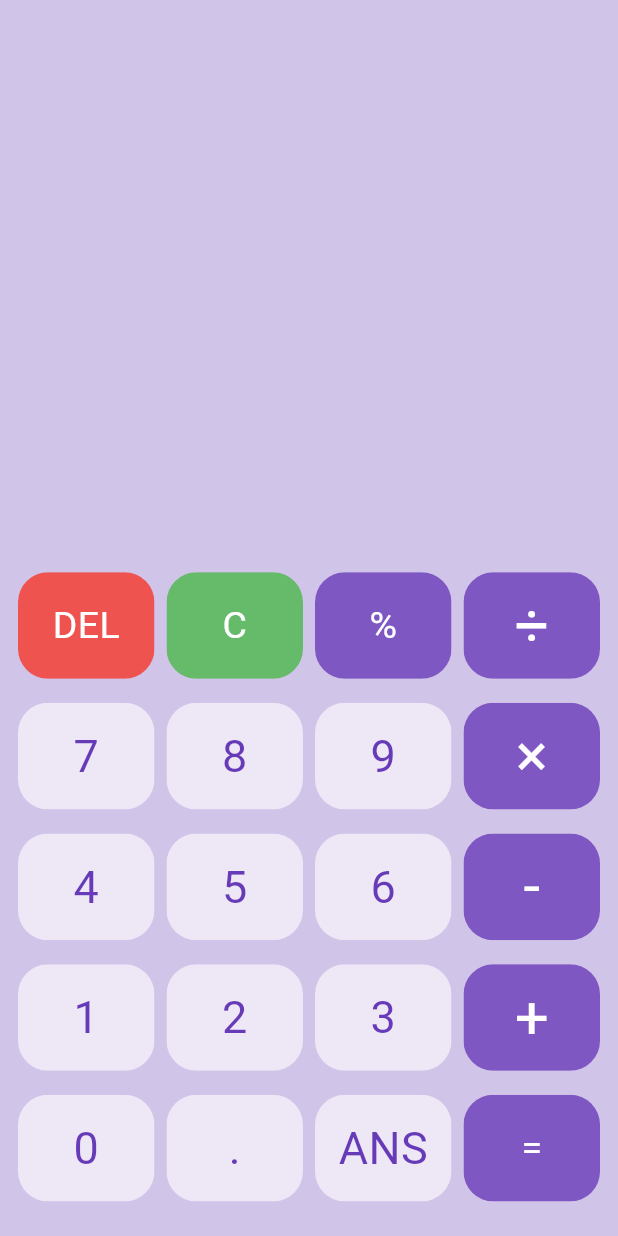
After one commit to heliomarpm/flutter-learn_collection, a Flutter app: the FlatCalculatorPage screen opened directly, on a phone screen of 412 x 824 dp. The commit adds this screen. Run offline on Flutter 3.47's test engine with Material 3 defaults, Android fonts, the phone set to English and light mode, and no system bars; our stand-ins replace animate_do, google_fonts.

Commit message:
feat: flat calculator

```diff
--- /dev/null
+++ b/lib/flatcalculator/flat_calculator.dart
@@ -0,0 +1,469 @@
+import 'package:flutter/material.dart';
+
+class FlatCalculatorPage extends StatefulWidget {
+  const FlatCalculatorPage({super.key});
+
+  @override
+  State<FlatCalculatorPage> createState() => _FlatCalculatorPageState();
+}
+
+class _FlatCalculatorPageState extends State<FlatCalculatorPage> {
+  static var userQuestion = '';
+  double answer = 0; //used to compute
+  var displayAnswer = ''; //display final answer
+  var colourTheme = Colors.deepPurple;
+  static List<String> finalElements = List.empty();
+  static var editQuestion = '';
+
+  void _buttonEqual() {
+    answer = 0;
+
+    editQuestion = userQuestion;
+
+    for (var i = 0; i < editQuestion.length - 2; i++) {
+      //check for Double Negation
+      if (editQuestion[i] == '-' && editQuestion[i + 1] == '-') {
+        // 1--2 -> 1+2
+        editQuestion = editQuestion.substring(0, i) +
+            '+' +
+            editQuestion.substring(i + 2, editQuestion.length);
+      }
+    }
+
+    for (var i = 1; i < editQuestion.length; i++) {
+      //check for double plus
+      if (editQuestion[i] == '+' && editQuestion[i - 1] == '+') {
+        // 1+++2 -> 1+0+0+0+2
+        editQuestion = editQuestion.substring(0, i) +
+            '0' +
+            editQuestion.substring(i, editQuestion.length);
+      }
+    }
+
+    // +9 becomes 0+9
+    if (editQuestion[0] == '+') {
+      editQuestion = '0' + editQuestion;
+    }
+
+    //if the question starts with a number, add +0, this just helps with the addition functions
+    if (startsWithNumber(editQuestion)) {
+      editQuestion = '0+' + editQuestion;
+    }
+
+    //check if there's a '-' sign, execute subtraction
+    for (var i = 0; i < editQuestion.length; i++) {
+      if (editQuestion[i] == '-') {
+        setState(() {
+          _operateSubtraction();
+        });
+        break;
+      }
+    }
+
+    //break up numbers separated by +
+    finalElements = editQuestion.split("+");
+
+    //this helps with multiplicativeOperation that uses split(x), there needs to be an x
+    for (var i = 0; i < finalElements.length; i++) {
+      if (finalElements[i].contains('/')) {
+        finalElements[i] = "1×" + finalElements[i];
+      }
+    }
+
+    //if theres a x symbol, execute multiplication
+    for (var i = 0; i < finalElements.length; i++) {
+      if (finalElements[i].contains('×')) {
+        setState(() {
+          _operateMultiplication();
+        });
+        break;
+      }
+    }
+
+    //if there exists a '+' sign, execute addition
+    for (var i = 0; i < editQuestion.length; i++) {
+      if (editQuestion[i] == '+') {
+        setState(() {
+          _operateAddition();
+        });
+        break;
+      }
+    }
+
+    displayAnswer = answer.toString();
+
+    if (displayAnswer.endsWith('.0')) {
+      displayAnswer = displayAnswer.substring(0, displayAnswer.length - 2);
+    }
+  }
+
+  void _operateAddition() {
+    try {
+      for (var i = 0; i < finalElements.length; i++) {
+        answer = answer + double.parse(finalElements[i]);
+      }
+    } catch (e) {
+      _displayError();
+    }
+  }
+
+  //place a plus symbol infront of negative sign only if it doesn't have a sign before it
+  void _operateSubtraction() {
+    for (var i = 1; i < editQuestion.length; i++) {
+      if (editQuestion[i] == '-' && !isOperator(editQuestion[i - 1])) {
+        editQuestion = editQuestion.substring(0, i) +
+            '+' +
+            editQuestion.substring(i, editQuestion.length);
+        i = i + 2;
+      }
+    }
+  }
+
+  static String _operateDivision(String abc) {
+    double dividedResult;
+
+    List<String> divisiveElements = abc.split("/");
+    dividedResult =
+        double.parse(divisiveElements[0]) / double.parse(divisiveElements[1]);
+
+    if (divisiveElements.length > 2) {
+      for (var k = 2; k < divisiveElements.length; k++) {
+        dividedResult = dividedResult / double.parse(divisiveElements[k]);
+      }
+    }
+
+    return dividedResult.toString();
+  }
+
+  void _operateMultiplication() {
+    double multipliedResult;
+
+    for (var i = 0; i < finalElements.length; i++) {
+      if (finalElements[i].contains("×")) {
+        List<String> multiplicativeElements = finalElements[i].split("×");
+
+        //compute division first, then multiplication
+        for (var k = 0; k < multiplicativeElements.length; k++) {
+          if (multiplicativeElements[k].contains('/')) {
+            multiplicativeElements[k] =
+                _operateDivision(multiplicativeElements[k]);
+          }
+        }
+
+        multipliedResult = double.parse(multiplicativeElements[0]) *
+            double.parse(multiplicativeElements[1]);
+
+        if (multiplicativeElements.length > 2) {
+          for (var k = 2; k < multiplicativeElements.length; k++) {
+            multipliedResult =
+                multipliedResult * double.parse(multiplicativeElements[k]);
+          }
+        }
+
+        finalElements[i] = multipliedResult.toString();
+      }
+    }
+  }
+
+  void _displayError() {
+    setState(() {
+      userQuestion = 'ERROR!';
+      displayAnswer = '';
+    });
+  }
+
+  bool startsWithNumber(String abc) {
+    var x = abc[0];
+    return RegExp(r'[0-9]').hasMatch(x);
+  }
+
+  bool isOperator(String abc) {
+    var x = abc[0];
+    return x == '+' || x == '-' || x == '×' || x == '/';
+  }
+
+  void _buttonPercent() {
+    setState(() {
+      if (displayAnswer.toString() != '') {
+        _buttonClr();
+      }
+      userQuestion += '%';
+    });
+  }
+
+  // void _buttonDel() {
+  //   if (userQuestion.length == 0) {
+  //   } else {
+  //     setState(() {
+  //       userQuestion = userQuestion.substring(0, userQuestion.length - 1);
+  //     });
+  //   }
+  // }
+
+  void _buttonDel() {
+    setState(() {
+      userQuestion = userQuestion.isNotEmpty
+          ? userQuestion.substring(0, userQuestion.length - 1)
+          : userQuestion;
+    });
+  }
+
+  void _buttonClr() {
+    setState(() {
+      userQuestion = '';
+      displayAnswer = '';
+    });
+  }
+
+  void _buttonOperator(String operator) {
+    setState(() {
+      if (displayAnswer.isNotEmpty) {
+        _buttonClr();
+      }
+      userQuestion += operator;
+    });
+  }
+
+  void _buttonDigit(String digit) {
+    setState(() {
+      if (displayAnswer.isNotEmpty) {
+        _buttonClr();
+      }
+      userQuestion += digit;
+    });
+  }
+
+  @override
+  Widget build(BuildContext context) {
+    return Scaffold(
+      backgroundColor: colourTheme[100],
+      body: Column(
+        children: [
+          Row(
+            children: [
+              Expanded(
+                child: Container(height: 25),
+              )
+            ],
+          ),
+          Expanded(
+            flex: 3,
+            child: Container(
+              alignment: Alignment.topLeft,
+              child: Padding(
+                padding: const EdgeInsets.only(top: 20, left: 20, right: 20),
+                child: Text(
+                  userQuestion,
+                  style: TextStyle(fontSize: 50, color: colourTheme),
+                ),
+              ),
+            ),
+          ),
+          Expanded(
+            child: Container(
+              padding: const EdgeInsets.only(right: 20),
+              alignment: Alignment.bottomRight,
+              child: Text(
+                displayAnswer,
+                style: TextStyle(fontSize: 50, color: colourTheme),
+              ),
+            ),
+          ),
+          Expanded(
+            child: Padding(
+              padding: const EdgeInsets.only(left: 4, right: 4),
+              child: Row(
+                children: [
+                  Expanded(
+                    child: Padding(
+                      padding: const EdgeInsets.all(4),
+                      child: Row(
+                        children: [
+                          _buildFunctionButton(
+                              'DEL', _buttonDel, Colors.red[400]!),
+                          _buildFunctionButton(
+                              'C', _buttonClr, Colors.green[400]!),
+                          _buildFunctionButton(
+                              '%', _buttonPercent, colourTheme[400]!),
+                          _buildOperatorButton('÷', _buttonOperator),
+                        ],
+                      ),
+                    ),
+                  ),
+                ],
+              ),
+            ),
+          ),
+          Expanded(
+            child: Padding(
+              padding: const EdgeInsets.only(left: 4, right: 4),
+              child: Row(
+                children: [
+                  Expanded(
+                    child: Padding(
+                      padding: const EdgeInsets.all(4),
+                      child: Row(
+                        children: [
+                          _buildDigitButton('7', _buttonDigit),
+                          _buildDigitButton('8', _buttonDigit),
+                          _buildDigitButton('9', _buttonDigit),
+                          _buildOperatorButton('×', _buttonOperator),
+                        ],
+                      ),
+                    ),
+                  ),
+                ],
+              ),
+            ),
+          ),
+          Expanded(
+            child: Padding(
+              padding: const EdgeInsets.only(left: 4, right: 4),
+              child: Row(
+                children: [
+                  Expanded(
+                    child: Padding(
+                      padding: const EdgeInsets.all(4),
+                      child: Row(
+                        children: [
+                          _buildDigitButton('4', _buttonDigit),
+                          _buildDigitButton('5', _buttonDigit),
+                          _buildDigitButton('6', _buttonDigit),
+                          _buildOperatorButton('-', _buttonOperator),
+                        ],
+                      ),
+                    ),
+                  ),
+                ],
+              ),
+            ),
+          ),
+          Expanded(
+            child: Padding(
+              padding: const EdgeInsets.only(left: 4, right: 4),
+              child: Row(
+                children: [
+                  Expanded(
+                    child: Padding(
+                      padding: const EdgeInsets.all(4),
+                      child: Row(
+                        children: [
+                          _buildDigitButton('1', _buttonDigit),
+                          _buildDigitButton('2', _buttonDigit),
+                          _buildDigitButton('3', _buttonDigit),
+                          _buildOperatorButton('+', _buttonOperator),
+                        ],
+                      ),
+                    ),
+                  ),
+                ],
+              ),
+            ),
+          ),
+          Expanded(
+            child: Padding(
+              padding: const EdgeInsets.only(left: 4, right: 4),
+              child: Row(
+                children: [
+                  Expanded(
+                    child: Padding(
+                      padding: const EdgeInsets.all(4),
+                      child: Row(
+                        children: [
+                          _buildDigitButton('0', _buttonDigit),
+                          _buildDigitButton('.', _buttonDigit),
+                          _buildDigitButton('ANS', _buttonDigit),
+                          _buildFunctionButton(
+                              '=', _buttonEqual, colourTheme[400]!),
+                        ],
+                      ),
+                    ),
+                  ),
+                ],
+              ),
+            ),
+          ),
+          Row(
+            children: [
+              Container(
+                height: 15,
+              )
+            ],
+          )
+        ],
+      ),
+    );
+  }
+
+  Expanded _buildFunctionButton(String text, Function() onTap, Color color) {
+    return Expanded(
+      child: Padding(
+        padding: const EdgeInsets.all(4),
+        child: GestureDetector(
+          onTap: onTap,
+          child: ClipRRect(
+            borderRadius: BorderRadius.circular(20),
+            child: Container(
+              color: color,
+              child: Center(
+                child: Text(
+                  text,
+                  style: const TextStyle(fontSize: 25, color: Colors.white),
+                ),
+              ),
+            ),
+          ),
+        ),
+      ),
+    );
+  }
+
+  Expanded _buildDigitButton(String digit, Function(String) onTap) {
+    return Expanded(
+      child: Padding(
+        padding: const EdgeInsets.all(4),
+        child: GestureDetector(
+          onTap: () => onTap(digit),
+          child: ClipRRect(
+            borderRadius: BorderRadius.circular(20),
+            child: Container(
+              color: colourTheme[50],
+              child: Center(
+                child: Text(
+                  digit,
+                  style: TextStyle(fontSize: 30, color: colourTheme),
+                ),
+              ),
+            ),
+          ),
+        ),
+      ),
+    );
+  }
+
+  Expanded _buildOperatorButton(String operator, Function(String) onTap,
+      {Color? color = null}) {
+    color = color ?? colourTheme[400];
+
+    return Expanded(
+      child: Padding(
+        padding: const EdgeInsets.all(4),
+        child: GestureDetector(
+          onTap: () => onTap(operator),
+          child: ClipRRect(
+            borderRadius: BorderRadius.circular(20),
+            child: Container(
+              color: color,
+              child: Center(
+                child: Text(
+                  operator,
+                  style: const TextStyle(fontSize: 40, color: Colors.white),
+                ),
+              ),
+            ),
+          ),
+        ),
+      ),
+    );
+  }
+}
--- a/lib/main.dart
+++ b/lib/main.dart
@@ -88,7 +88,7 @@ class _MyHomePageState extends State<MyHomePage> {
               ),
             ),
             const SizedBox(height: 40),
-            Tiles()
+            const Tiles()
           ],
         ));
   }
--- a/lib/tiles.dart
+++ b/lib/tiles.dart
@@ -1,11 +1,13 @@
 import 'package:flutter/material.dart';
 import 'package:google_fonts/google_fonts.dart';
+
+import 'models/tile_modal.dart';
 import 'repository/data_reader.dart';
-import 'models/tile_modal.dart';
 import 'date_picker/datepicker_page.dart';
 import 'circle_progress/progress_page.dart';
 import 'auto_scroll/autoscroll_page.dart';
 import 'clock/clock_page.dart';
+import 'flatcalculator/flat_calculator.dart';
 
 class Tiles extends StatefulWidget {
   const Tiles({super.key});
@@ -117,6 +119,8 @@ class _TilesState extends State<Tiles> {
         return const DatePickerPage();
       case 'Progress':
         return const ProgressPage();
+      case 'Calculator':
+        return const FlatCalculatorPage();
       default:
         return null;
     }
```
Also changed, not shown: assets/data/data.json (+7 -7 lines), assets/icons/calculator.png (added), assets/icons/progress.png (added), pubspec.lock.
